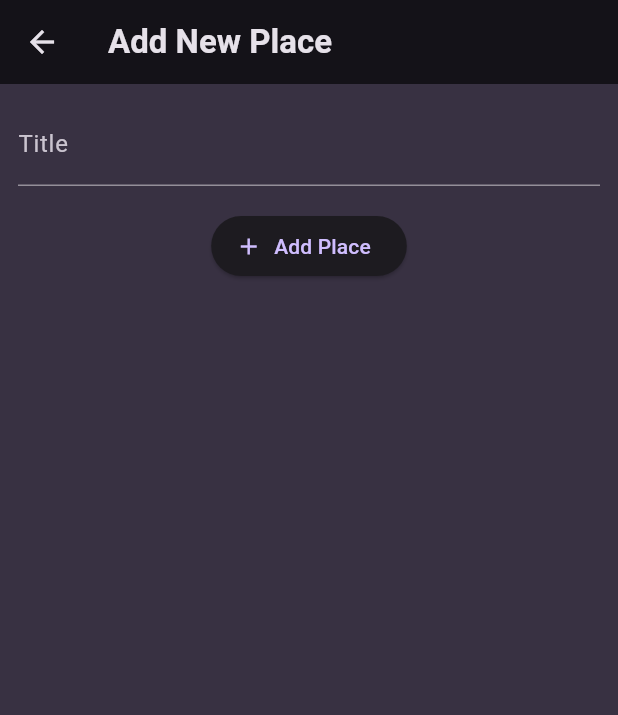
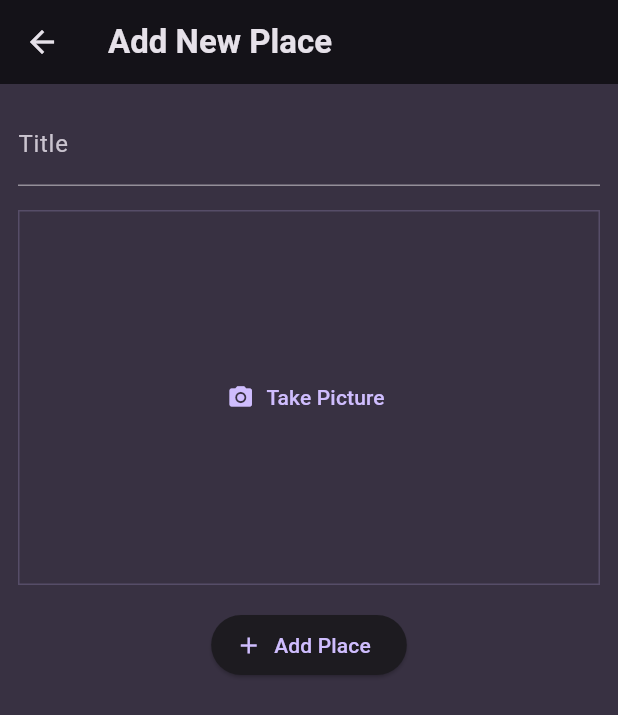
Before and after one commit to anmol420/FavoritePlacesApp-In-Flutter, a Flutter app: the AddPlaceScreen screen opened directly, on a phone screen of 412 x 824 dp. Shown: the top 715 px of the screen. Run offline on Flutter 3.47's test engine with Material 3 defaults, Android fonts, the phone set to English and light mode, and no system bars; our stand-ins replace flutter_riverpod, google_fonts.

Commit message:
Added ImageInput Widget

```diff
--- a/lib/screens/add_place.dart
+++ b/lib/screens/add_place.dart
@@ -2,6 +2,7 @@ import 'package:flutter/material.dart';
 import 'package:flutter_riverpod/flutter_riverpod.dart';
 
 import 'package:favorite_places_app/providers/user_places.dart';
+import 'package:favorite_places_app/widgets/image_input.dart';
 
 class AddPlaceScreen extends ConsumerStatefulWidget {
   const AddPlaceScreen({super.key});
@@ -55,6 +56,10 @@ class _AddPlaceScreenState extends ConsumerState<AddPlaceScreen> {
             const SizedBox(
               height: 16,
             ),
+            const ImageInput(),
+            const SizedBox(
+              height: 16,
+            ),
             ElevatedButton.icon(
               onPressed: _savePlace,
               label: const Text(
--- /dev/null
+++ b/lib/widgets/image_input.dart
@@ -0,0 +1,37 @@
+import 'package:flutter/material.dart';
+
+class ImageInput extends StatefulWidget {
+  const ImageInput({super.key});
+
+  @override
+  State<ImageInput> createState() {
+    return _ImageInputState();
+  }
+}
+
+class _ImageInputState extends State<ImageInput> {
+
+  void _takePicture() {}
+
+  @override
+  Widget build(BuildContext context) {
+    return Container(
+      decoration: BoxDecoration(
+        border: Border.all(
+          width: 1,
+          color: Theme.of(context).colorScheme.primary.withOpacity(0.2),
+        )
+      ),
+      height: 250,
+      width: double.infinity,
+      alignment: Alignment.center,
+      child: TextButton.icon(
+        onPressed: _takePicture,
+        icon: const Icon(
+          Icons.camera_alt,
+        ),
+        label: const Text('Take Picture'),
+      ),
+    );
+  }
+}
```
